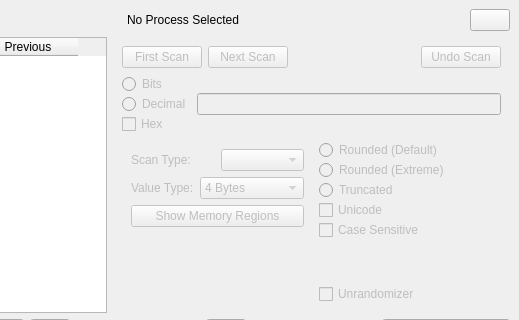
The window that GUI/mainwindow.ui (korcankaraokcu/PINCE) describes before a commit, drawn with Qt 5; both pictures show x 232 to 751 and y 0 to 320 of the 751 by 659 pixel window.
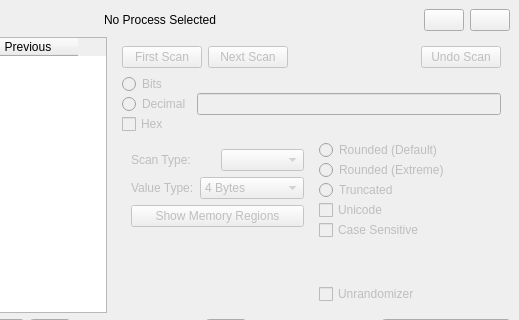
The same window after the commit.

Commit message: Added and implemented GDB Console state_observe_thread now detects async output GUI Update

```diff
--- a/GUI/mainwindow.ui
+++ b/GUI/mainwindow.ui
@@ -132,6 +132,16 @@
         </property>
        </spacer>
       </item>
+      <item>
+       <widget class="QPushButton" name="pushButton_Console">
+        <property name="toolTip">
+         <string>Open a gdb console</string>
+        </property>
+        <property name="text">
+         <string/>
+        </property>
+       </widget>
+      </item>
       <item>
        <widget class="QPushButton" name="pushButton_Settings">
         <property name="sizePolicy">
```
The commit also changes 5 other files.
